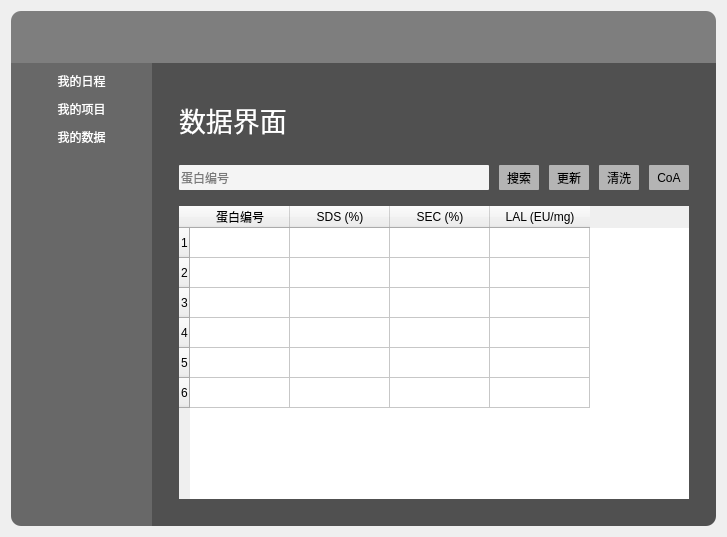
Before: the Qt Designer form base/main.ui in dongfeixiang/QCseek, drawn with Qt 5.
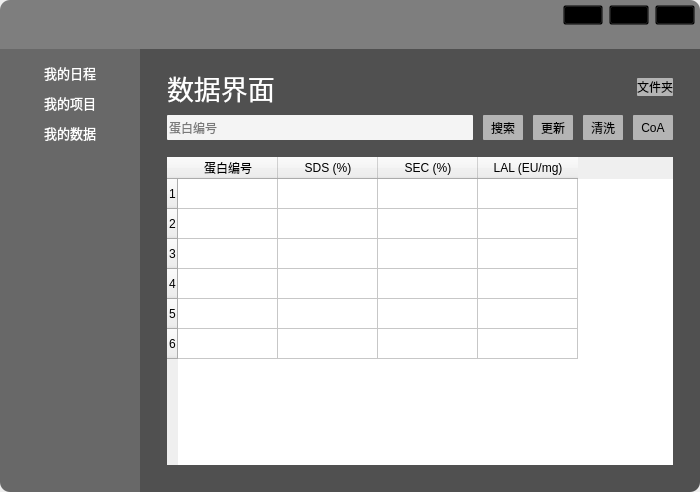
After: the same form once the commit is applied. Icons and pictures are not drawn.

What changed in the file:
```diff
--- a/base/main.ui
+++ b/base/main.ui
@@ -6,24 +6,70 @@
    <rect>
     <x>0</x>
     <y>0</y>
-    <width>727</width>
-    <height>537</height>
+    <width>700</width>
+    <height>492</height>
    </rect>
   </property>
   <property name="windowTitle">
    <string>Form</string>
   </property>
   <property name="styleSheet">
-   <string notr="true">border: none</string>
+   <string notr="true"/>
   </property>
   <layout class="QHBoxLayout" name="horizontalLayout">
    <property name="spacing">
     <number>0</number>
    </property>
+   <property name="leftMargin">
+    <number>0</number>
+   </property>
+   <property name="topMargin">
+    <number>0</number>
+   </property>
+   <property name="rightMargin">
+    <number>0</number>
+   </property>
+   <property name="bottomMargin">
+    <number>0</number>
+   </property>
    <item>
     <widget class="QFrame" name="frame">
      <property name="styleSheet">
-      <string notr="true">border: none;</string>
+      <string notr="true">QFrame {
+	border: none;
+}
+#header {
+	background-color: rgb(126, 126, 126);
+	border-top-left-radius: 10px;
+	border-top-right-radius: 10px;
+}
+QFrame#header QPushButton {
+	background: transparent;
+}
+QFrame#header QPushButton:hover {
+	border:none;
+	background-color: rgb(135, 135, 135);
+}
+QFrame#header #closeButton:hover {
+	background-color: rgb(255, 0, 0);
+}
+#asider {
+	background-color: rgb(104, 104, 104);
+	border-bottom-left-radius: 10px;
+}
+QFrame#asider QPushButton {
+	font-size: 10pt;
+	color: rgb(255, 255, 255);
+	border-radius: 2px;
+}
+QFrame#asider QPushButton:hover {
+	color: rgb(0, 0, 0);
+	background-color: rgb(184, 184, 184);
+}
+#main {
+	background-color: rgb(80, 80, 80);
+	border-bottom-right-radius: 10px;
+}</string>
      </property>
      <property name="frameShape">
       <enum>QFrame::StyledPanel</enum>
@@ -48,7 +94,7 @@
        <number>0</number>
       </property>
       <item>
-       <widget class="QFrame" name="frame_2">
+       <widget class="QFrame" name="header">
         <property name="sizePolicy">
          <sizepolicy hsizetype="Preferred" vsizetype="Expanding">
           <horstretch>0</horstretch>
@@ -56,14 +102,7 @@
          </sizepolicy>
         </property>
         <property name="styleSheet">
-         <string notr="true">#frame_2 {
-	background-color: rgb(126, 126, 126);
-	border-top-left-radius: 10px;
-	border-top-right-radius: 10px;
-}
-QPushButton:hover {
-	background-color: rgb(135, 135, 135)
-}</string>
+         <string notr="true"/>
         </property>
         <property name="frameShape">
          <enum>QFrame::StyledPanel</enum>
@@ -186,13 +225,16 @@
                 <number>0</number>
                </property>
                <item>
-                <widget class="QPushButton" name="pushButton">
+                <widget class="QPushButton" name="minimizeButton">
                  <property name="minimumSize">
                   <size>
                    <width>20</width>
                    <height>20</height>
                   </size>
                  </property>
+                 <property name="autoFillBackground">
+                  <bool>false</bool>
+                 </property>
                  <property name="text">
                   <string/>
                  </property>
@@ -209,7 +251,7 @@
                 </widget>
                </item>
                <item>
-                <widget class="QPushButton" name="pushButton_10">
+                <widget class="QPushButton" name="maximizeButton">
                  <property name="minimumSize">
                   <size>
                    <width>20</width>
@@ -232,7 +274,7 @@
                 </widget>
                </item>
                <item>
-                <widget class="QPushButton" name="pushButton_2">
+                <widget class="QPushButton" name="closeButton">
                  <property name="minimumSize">
                   <size>
                    <width>20</width>
@@ -287,6 +329,9 @@
           <verstretch>9</verstretch>
          </sizepolicy>
         </property>
+        <property name="styleSheet">
+         <string notr="true"/>
+        </property>
         <property name="frameShape">
          <enum>QFrame::StyledPanel</enum>
         </property>
@@ -310,7 +355,7 @@
           <number>0</number>
          </property>
          <item>
-          <widget class="QFrame" name="frame_4">
+          <widget class="QFrame" name="asider">
            <property name="sizePolicy">
             <sizepolicy hsizetype="Expanding" vsizetype="Preferred">
              <horstretch>2</horstretch>
@@ -318,8 +363,7 @@
             </sizepolicy>
            </property>
            <property name="styleSheet">
-            <string notr="true">background-color: rgb(104, 104, 104);
-border-bottom-left-radius: 10px;</string>
+            <string notr="true"/>
            </property>
            <property name="frameShape">
             <enum>QFrame::StyledPanel</enum>
@@ -329,7 +373,7 @@
            </property>
            <layout class="QVBoxLayout" name="verticalLayout_2">
             <property name="spacing">
-             <number>10</number>
+             <number>0</number>
             </property>
             <property name="leftMargin">
              <number>20</number>
@@ -339,14 +383,20 @@
             </property>
             <item>
              <widget class="QPushButton" name="pushButton_3">
+              <property name="sizePolicy">
+               <sizepolicy hsizetype="Minimum" vsizetype="Fixed">
+                <horstretch>0</horstretch>
+                <verstretch>0</verstretch>
+               </sizepolicy>
+              </property>
+              <property name="minimumSize">
+               <size>
+                <width>0</width>
+                <height>30</height>
+               </size>
+              </property>
               <property name="styleSheet">
-               <string notr="true">QPushButton {
-	color: rgb(255, 255, 255);
-	border-radius: 2px;
-}
-QPushButton:hover {
-	background-color: rgb(184, 184, 184)
-}</string>
+               <string notr="true"/>
               </property>
               <property name="text">
                <string>我的日程</string>
@@ -355,14 +405,14 @@
             </item>
             <item>
              <widget class="QPushButton" name="pushButton_4">
+              <property name="minimumSize">
+               <size>
+                <width>0</width>
+                <height>30</height>
+               </size>
+              </property>
               <property name="styleSheet">
-               <string notr="true">QPushButton {
-	color: rgb(255, 255, 255);
-	border-radius: 2px;
-}
-QPushButton:hover {
-	background-color: rgb(184, 184, 184)
-}</string>
+               <string notr="true"/>
               </property>
               <property name="text">
                <string>我的项目</string>
@@ -371,14 +421,14 @@
             </item>
             <item>
              <widget class="QPushButton" name="pushButton_5">
+              <property name="minimumSize">
+               <size>
+                <width>0</width>
+                <height>30</height>
+               </size>
+              </property>
               <property name="styleSheet">
-               <string notr="true">QPushButton {
-	color: rgb(255, 255, 255);
-	border-radius: 2px;
-}
-QPushButton:hover {
-	background-color: rgb(184, 184, 184)
-}</string>
+               <string notr="true"/>
               </property>
               <property name="text">
                <string>我的数据</string>
@@ -402,7 +452,7 @@
           </widget>
          </item>
          <item>
-          <widget class="QFrame" name="frame_5">
+          <widget class="QFrame" name="main">
            <property name="sizePolicy">
             <sizepolicy hsizetype="Expanding" vsizetype="Preferred">
              <horstretch>8</horstretch>
@@ -410,10 +460,7 @@
             </sizepolicy>
            </property>
            <property name="styleSheet">
-            <string notr="true">QFrame#frame_5 {
-	background-color: rgb(80, 80, 80);
-	border-bottom-right-radius: 10px;
-}</string>
+            <string notr="true"/>
            </property>
            <property name="frameShape">
             <enum>QFrame::StyledPanel</enum>
@@ -546,7 +593,7 @@
                   <property name="sizePolicy">
                    <sizepolicy hsizetype="Preferred" vsizetype="Expanding">
                     <horstretch>0</horstretch>
-                    <verstretch>2</verstretch>
+                    <verstretch>1</verstretch>
                    </sizepolicy>
                   </property>
                   <property name="frameShape">
@@ -556,8 +603,20 @@
                    <enum>QFrame::Raised</enum>
                   </property>
                   <layout class="QHBoxLayout" name="horizontalLayout_5">
+                   <property name="topMargin">
+                    <number>0</number>
+                   </property>
+                   <property name="bottomMargin">
+                    <number>0</number>
+                   </property>
                    <item>
                     <widget class="QLabel" name="label_3">
+                     <property name="maximumSize">
+                      <size>
+                       <width>16777215</width>
+                       <height>16777215</height>
+                      </size>
+                     </property>
                      <property name="styleSheet">
                       <string notr="true">color: rgb(255, 255, 255);
 font-size: 20pt;</string>
@@ -567,6 +626,53 @@
                      </property>
                     </widget>
                    </item>
+                   <item>
+                    <widget class="QFrame" name="frame_2">
+                     <property name="frameShape">
+                      <enum>QFrame::StyledPanel</enum>
+                     </property>
+                     <property name="frameShadow">
+                      <enum>QFrame::Raised</enum>
+                     </property>
+                     <layout class="QHBoxLayout" name="horizontalLayout_11">
+                      <property name="spacing">
+                       <number>0</number>
+                      </property>
+                      <property name="leftMargin">
+                       <number>0</number>
+                      </property>
+                      <property name="topMargin">
+                       <number>0</number>
+                      </property>
+                      <property name="rightMargin">
+                       <number>0</number>
+                      </property>
+                      <property name="bottomMargin">
+                       <number>0</number>
+                      </property>
+                      <item>
+                       <spacer name="horizontalSpacer_2">
+                        <property name="orientation">
+                         <enum>Qt::Horizontal</enum>
+                        </property>
+                        <property name="sizeHint" stdset="0">
+                         <size>
+                          <width>40</width>
+                          <height>20</height>
+                         </size>
+                        </property>
+                       </spacer>
+                      </item>
+                      <item>
+                       <widget class="QPushButton" name="pushButton">
+                        <property name="text">
+                         <string>文件夹</string>
+                        </property>
+                       </widget>
+                      </item>
+                     </layout>
+                    </widget>
+                   </item>
                   </layout>
                  </widget>
                 </item>
@@ -707,6 +813,9 @@
                      <attribute name="horizontalHeaderCascadingSectionResizes">
                       <bool>false</bool>
                      </attribute>
+                     <attribute name="horizontalHeaderShowSortIndicator" stdset="0">
+                      <bool>false</bool>
+                     </attribute>
                      <attribute name="horizontalHeaderStretchLastSection">
                       <bool>false</bool>
                      </attribute>
@@ -769,6 +878,14 @@
                        <string>LAL (EU/mg)</string>
                       </property>
                      </column>
+                     <item row="0" column="0">
+                      <property name="text">
+                       <string/>
+                      </property>
+                      <property name="flags">
+                       <set>ItemIsSelectable|ItemIsEditable|ItemIsDragEnabled|ItemIsDropEnabled|ItemIsEnabled</set>
+                      </property>
+                     </item>
                     </widget>
                    </item>
                   </layout>
```
Left out of the diff: 24 changed lines with no effect on the pictures.
